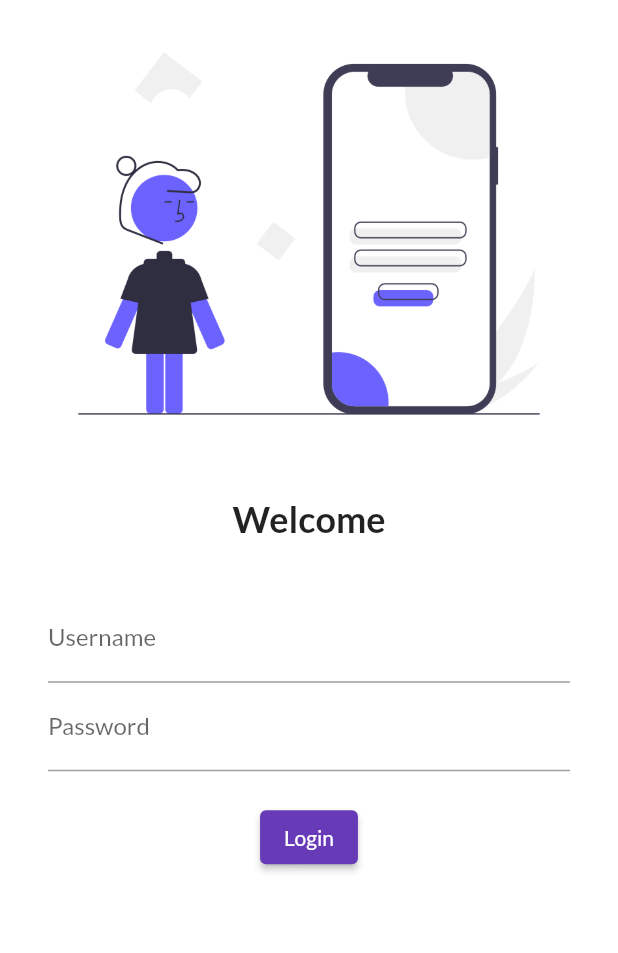
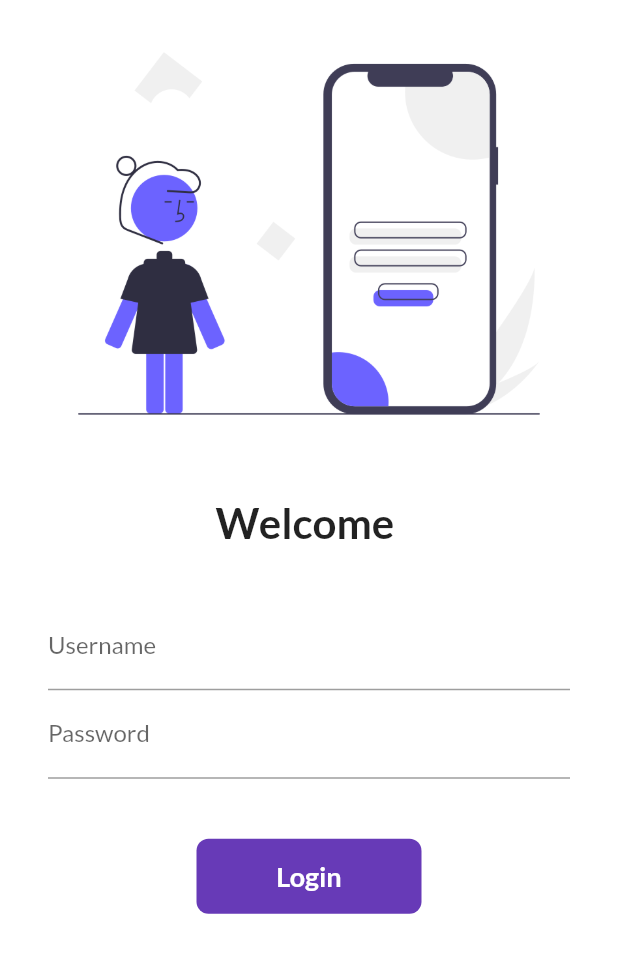
Before and after one commit to Pranav2907/30DaysOfFlutter, a Flutter app: the screen it shows after launch, on a phone screen of 412 x 824 dp. Shown: the top 953 px of the screen. Run offline on Flutter 3.47's test engine with Material 2 defaults, Android fonts, the phone set to English and light mode, and no system bars; our stand-ins replace google_fonts.

Commit message:
Day6 completed

```diff
--- a/lib/main.dart
+++ b/lib/main.dart
@@ -3,6 +3,7 @@
 import 'package:flutter/material.dart';
 import 'package:flutter_catalog/pages/home_page.dart';
 import 'package:flutter_catalog/pages/login_page.dart';
+import 'package:flutter_catalog/utils/routes.dart';
 import 'package:google_fonts/google_fonts.dart';
 
 void main() {
@@ -25,8 +26,8 @@ class MyApp extends StatelessWidget {
       initialRoute: "/login",
       routes:{
           "/" : (context)=> LoginPage(),
-          "/home": (context) => HomePage(),
-          "/login" :(context)=> LoginPage(),
+          MyRoutes.homeRoute: (context) => HomePage(),
+          MyRoutes.loginRoute :(context)=> LoginPage(),
       },
     );
   }
--- a/lib/pages/login_page.dart
+++ b/lib/pages/login_page.dart
@@ -4,15 +4,26 @@
 
 
 
+
+import 'package:flutter_catalog/utils/routes.dart';
 import 'package:flutter/material.dart ';
 
-class  LoginPage extends StatelessWidget {
+class  LoginPage extends StatefulWidget {
   const LoginPage({Key? key}) : super(key: key);
 
+  @override
+  State<LoginPage> createState() => _LoginPageState();
+}
+
+class _LoginPageState extends State<LoginPage> {
+
+  String name ="";
+  bool changeButton = false;
   @override
   Widget build(BuildContext context) {
     return Material(
       color:Colors.white,
+      child: SingleChildScrollView(
         child: Column(
           children: [
             Image.asset("assets/images/login.png",
@@ -22,9 +33,9 @@ class  LoginPage extends StatelessWidget {
               height:20.0,
             ),
             Text(
-            "Welcome",
+              "Welcome $name",
               style: TextStyle(
-              fontSize: 24,
+                fontSize: 28,
                 fontWeight: FontWeight.bold,
               )
             ),
@@ -39,6 +50,12 @@ class  LoginPage extends StatelessWidget {
                           hintText: "Enter Username",
                           labelText: "Username",
                         ),
+                        onChanged: (value){
+                          name = value;
+                          setState(() {
+
+                          });
+                        },
                       ),
                       TextFormField(
                         obscureText: true,
@@ -48,17 +65,51 @@ class  LoginPage extends StatelessWidget {
                         ),
                       ),
                       SizedBox(
-                      height: 20.0,
+                        height: 40.0,
                       ),
-                    ElevatedButton(
+                      InkWell(
+                        onTap: () async {
+                          setState(() {
+                            changeButton =true;
+                          });
+                          await Future.delayed(Duration(seconds:1));
+                           Navigator.pushNamed(context, MyRoutes.homeRoute);
+                        },
+                        child: AnimatedContainer(
+                          duration:Duration(seconds:1),
+                          width: changeButton?50 :150,
+                          height:50,
+
+                          alignment:Alignment.center,
+                          child: changeButton ? Icon(
+                            Icons.done,
+                            color:Colors.white,
+                            )
+                          : Text("Login",
+                          style:TextStyle(
+                            color:Colors.white,fontWeight: FontWeight.bold,fontSize: 18
+                          ),
+                          ),
+                          decoration: BoxDecoration(
+                          color: Colors.deepPurple,
+                          //shape : changeButton ? BoxShape.circle:BoxShape.rectangle,
+                         borderRadius: BorderRadius.circular(changeButton ? 50 : 8)
+                          ),
+                        ),
+                      ),
+
+                      /*ElevatedButton(
                         child: Text("Login"),
-                      style: TextButton.styleFrom(),
-                      onPressed: () {},
-                    )
+                        style: TextButton.styleFrom(minimumSize: Size(140,40)),
+                        onPressed: () {
+                          Navigator.pushNamed(context, MyRoutes.homeRoute);
+                        },
+                      )*/
 
              ],)
            )
           ],
+        ),
       )
     );
   }
--- /dev/null
+++ b/lib/utils/routes.dart
@@ -0,0 +1,5 @@
+class MyRoutes{
+  static String loginRoute = "/login";
+  static String homeRoute = "/home";
+
+}
```
Lines whose indentation alone changed are shown as unchanged.
